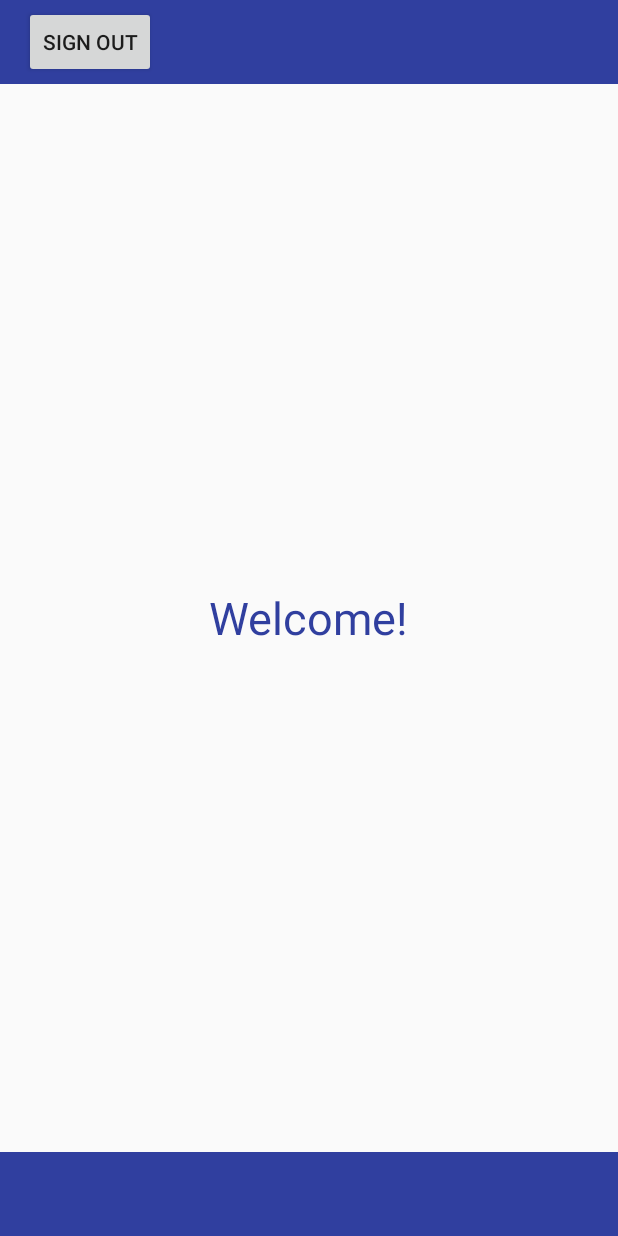
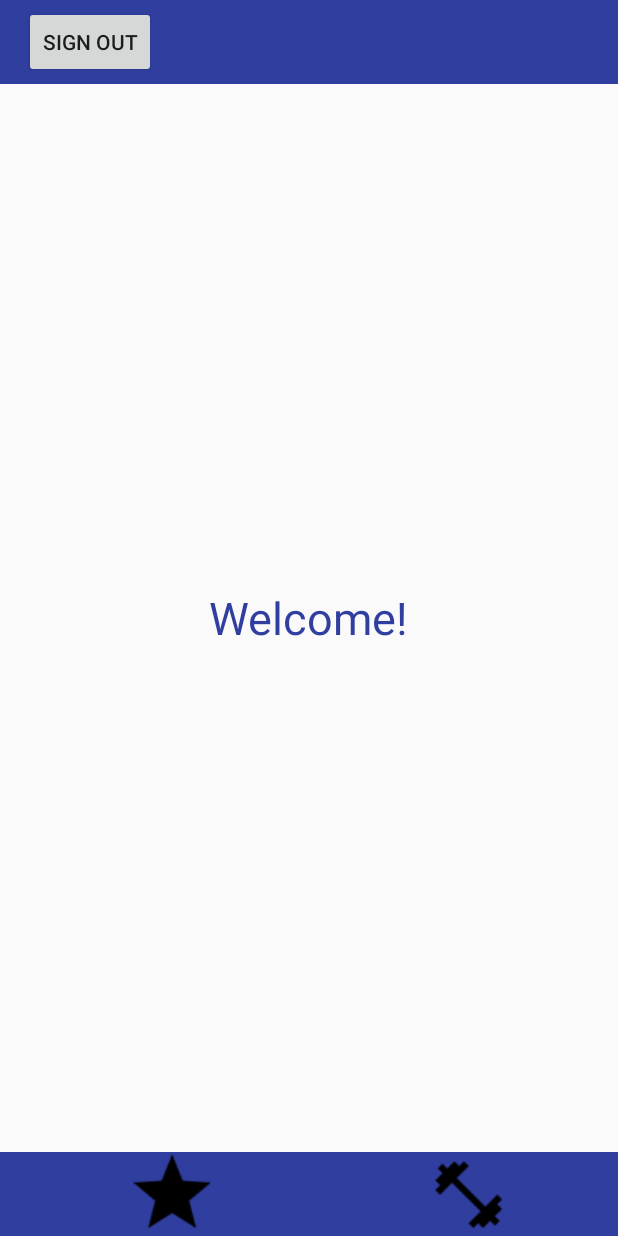
Before and after one commit to kctoombs/WorkoutBuddy, an Android app: the HomePage screen opened directly, with no data from a screen before it, on a phone screen of 412 x 824 dp. Run offline under Robolectric (Android 15) with nearby library versions, the phone set to English and light mode, and no system bars; our stand-ins replace Firebase (no records; nobody signed in at launch, a user with empty details on screens opened directly).

Commit message:
Adding favorites and workout tabs to homepage.

```diff
--- a/app/src/main/java/com/example/ktoombs/firebaselogin/HomePage.java
+++ b/app/src/main/java/com/example/ktoombs/firebaselogin/HomePage.java
@@ -6,6 +6,7 @@ import android.support.v7.app.AppCompatActivity;
 import android.support.v7.widget.Toolbar;
 import android.view.View;
 import android.widget.Button;
+import android.widget.ImageButton;
 
 import com.google.firebase.auth.FirebaseAuth;
 
@@ -16,6 +17,8 @@ import com.google.firebase.auth.FirebaseAuth;
 public class HomePage extends AppCompatActivity {
 
     private Button signOut;
+    private ImageButton favorites;
+    private ImageButton workouts;
     FirebaseAuth mAuth;
 
     @Override
@@ -28,6 +31,24 @@ public class HomePage extends AppCompatActivity {
         setSupportActionBar(toolbar);
         getSupportActionBar().setDisplayShowTitleEnabled(false);
 
+        workouts = findViewById(R.id.workouts);
+        workouts.setOnClickListener(new View.OnClickListener() {
+            @Override
+            public void onClick(View view) {
+                //Intent workoutsIntent = new Intent(Workouts.class);
+                //startActivity(workoutsIntent);
+            }
+        });
+
+        favorites = findViewById(R.id.favorites);
+        favorites.setOnClickListener(new View.OnClickListener() {
+            @Override
+            public void onClick(View view) {
+                //Intent favoritesIntent = new Intent(Favorites.class);
+                //startActivity(favoritesIntent);
+            }
+        });
+
         signOut = findViewById(R.id.signOut);
         signOut.setOnClickListener(new View.OnClickListener() {
             @Override
--- a/app/src/main/res/layout/activity_homepage.xml
+++ b/app/src/main/res/layout/activity_homepage.xml
@@ -31,9 +31,47 @@
     <android.support.v7.widget.Toolbar
         android:layout_width="match_parent"
         android:layout_height="wrap_content"
-        android:id="@+id/optionsToolbar"
+        android:id="@+id/userOptions"
         android:background="@color/colorPrimaryDark"
         android:layout_alignParentBottom="true">
+
+        <LinearLayout
+            android:layout_width="match_parent"
+            android:layout_height="match_parent"
+            android:weightSum="1">
+
+            <LinearLayout
+                android:layout_width="wrap_content"
+                android:layout_height="wrap_content"
+                android:gravity="center"
+                android:layout_weight="0.5">
+
+                <ImageButton
+                    android:layout_width="wrap_content"
+                    android:layout_height="wrap_content"
+                    android:id="@+id/favorites"
+                    android:background="@drawable/favorites">
+                </ImageButton>
+
+            </LinearLayout>
+
+            <LinearLayout
+                android:layout_width="wrap_content"
+                android:layout_height="wrap_content"
+                android:gravity="center"
+                android:layout_weight="0.5">
+
+                <ImageButton
+                    android:layout_width="wrap_content"
+                    android:layout_height="wrap_content"
+                    android:id="@+id/workouts"
+                    android:background="@drawable/workouts">
+                </ImageButton>
+
+            </LinearLayout>
+
+        </LinearLayout>
+
     </android.support.v7.widget.Toolbar>
 
 </RelativeLayout>
```
Also changed, not shown: app/src/main/res/drawable-mdpi/favorites.png (added), app/src/main/res/drawable-mdpi/workouts.png (added).
